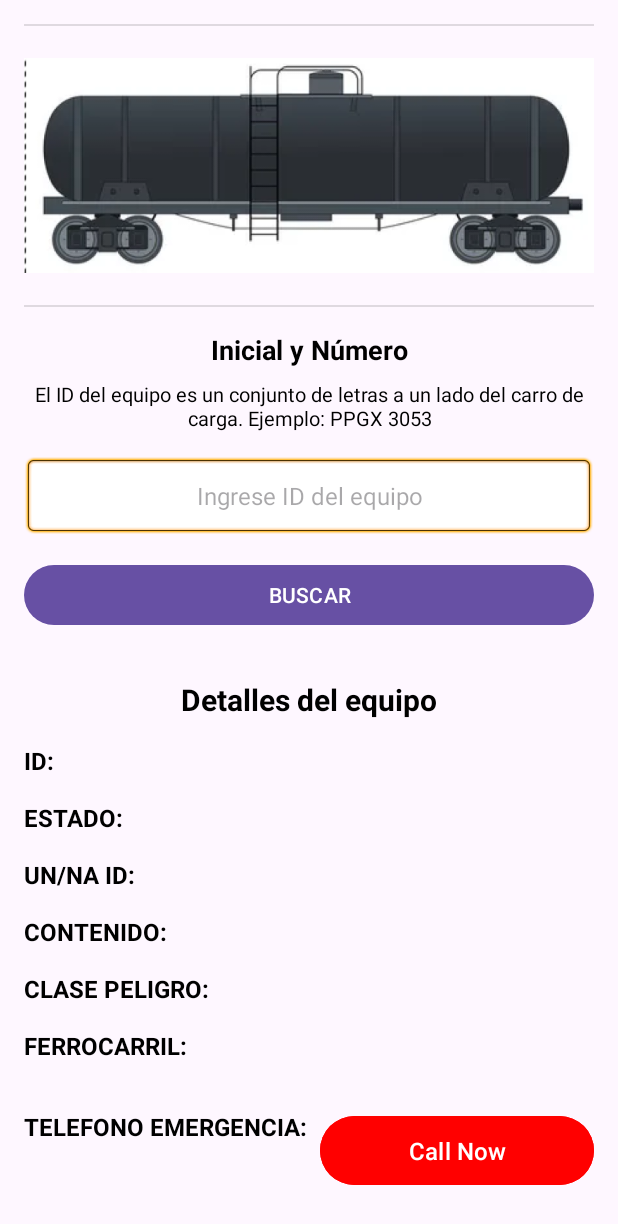
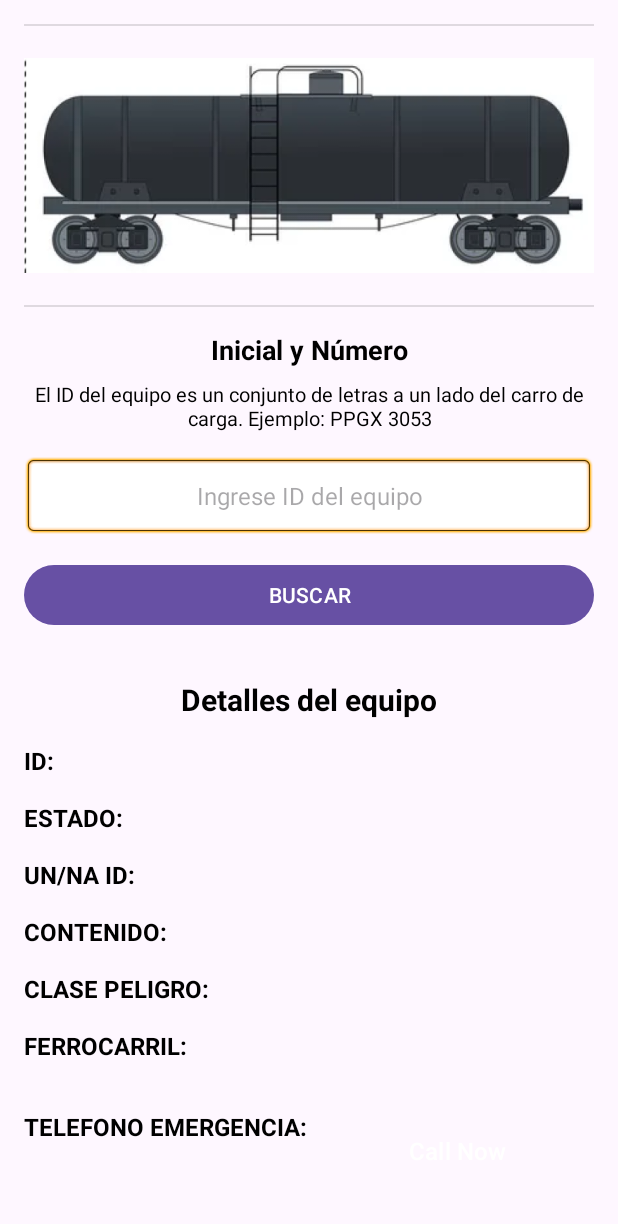
Before and after one commit to edsarmiento/train_advisor, an Android app: the screen it shows after launch (MainActivity), on a phone screen of 412 x 824 dp. Shown: the top 1224 px of the screen. Run offline under Robolectric (Android 15) with nearby library versions, the phone set to English and light mode, and no system bars.

```diff
--- a/app/src/main/res/layout/activity_main.xml
+++ b/app/src/main/res/layout/activity_main.xml
@@ -291,10 +291,11 @@
                     android:text="Call Now"
                     android:textColor="#FFFFFF"
                     android:textSize="16sp"
-                    android:backgroundTint="#FF0000"
+                    android:background="@android:color/transparent"
                     android:drawablePadding="8dp"
                     android:padding="12dp"
-                    android:gravity="center" />
+                    android:gravity="center"
+                    android:enabled="false" />
             </LinearLayout>
 
             <!-- Details TELEFONO EMERGENCIA -->
```
Also changed, not shown: app/src/main/java/com/example/railadvisor/MainActivity.java (+8 -6 lines).
